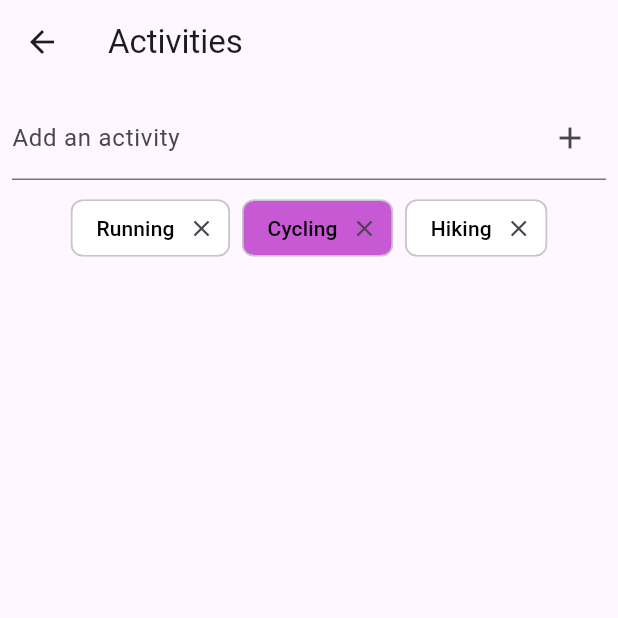
After one commit to Djeisen642/SpendTimeTogetherApp, a Flutter app: the ActivitiesView screen opened by its route, on a phone screen of 412 x 824 dp, the top half of it. The commit adds this screen. Run offline on Flutter 3.47's test engine with Material 3 defaults, Android fonts, the phone set to English and light mode, and no system bars; generated files the repository leaves out were written again.

Commit message:
feat: make the activities page feat: make the people view search filter the list

```diff
--- /dev/null
+++ b/lib/src/main_menu/activities_view.dart
@@ -0,0 +1,78 @@
+import 'package:flutter/material.dart';
+
+import '../models/activity.dart';
+
+class ActivitiesView extends StatefulWidget {
+  const ActivitiesView({
+    super.key,
+  });
+
+  static const routeName = '/activities';
+
+  @override
+  State<ActivitiesView> createState() => _PeopleDetailsViewState();
+}
+
+class _PeopleDetailsViewState extends State<ActivitiesView> {
+  final addActivityTextController = TextEditingController();
+  final addActivityTextFocus = FocusNode();
+
+  Set<Activity> activities = <Activity>{
+    Activity('Running'),
+    Activity('Cycling'),
+    Activity('Hiking'),
+  };
+
+  @override
+  void initState() {
+    super.initState();
+  }
+
+  @override
+  Widget build(BuildContext context) {
+    return Scaffold(
+        appBar: AppBar(
+          title: const Text('Activities'),
+        ),
+        body: Column(
+          children: [
+            Padding(
+              padding: const EdgeInsets.all(8.0),
+              child: TextField(
+                controller: addActivityTextController,
+                focusNode: addActivityTextFocus,
+                decoration: const InputDecoration(
+                  labelText: 'Add an activity',
+                  suffixIcon: Icon(Icons.add),
+                ),
+                onSubmitted: (String value) {
+                  setState(() {
+                    activities.add(Activity(value));
+                  });
+                  addActivityTextController.clear();
+                  addActivityTextFocus.requestFocus();
+                },
+              ),
+            ),
+            Wrap(
+              spacing: 8.0,
+              runSpacing: 4.0,
+              children: activities
+                  .map((activity) => InputChip(
+                        label: Text(activity.name),
+                        backgroundColor: activity.color,
+                        labelStyle: const TextStyle(
+                          color: Colors.black,
+                        ),
+                        onDeleted: () {
+                          setState(() {
+                            activities.remove(activity);
+                          });
+                        },
+                      ))
+                  .toList(),
+            ),
+          ],
+        ));
+  }
+}
--- /dev/null
+++ b/lib/src/models/activity.dart
@@ -0,0 +1,34 @@
+import 'package:flutter/material.dart';
+
+class Activity {
+  Activity(this.name) : color = _generateColor(name);
+
+  final String name;
+  final Color color;
+
+  static Color _generateColor(String name) {
+    final hash = name.hashCode;
+    final hue = hash % 360.0;
+    double saturation = 0.25 + (hash % 100) / 100;
+    if (saturation > 1.0) {
+      saturation = 1.0;
+    }
+    double lightness = 0.25 + (hash % 100) / 100;
+    if (lightness > 1.0) {
+      lightness = 1.0;
+    }
+
+    final hslColor = HSLColor.fromAHSL(1.0, hue, saturation, lightness);
+    return hslColor.toColor();
+  }
+
+  @override
+  bool operator ==(Object other) =>
+      identical(this, other) ||
+      other is Activity &&
+          runtimeType == other.runtimeType &&
+          name == other.name;
+
+  @override
+  int get hashCode => name.hashCode;
+}
```
Also changed, not shown: lib/src/app.dart (+5 -2 lines), lib/src/main_menu/main_menu_item_list_view.dart (+8 -2 lines), lib/src/main_menu/people_details_view.dart (+40 -20 lines), lib/src/models/person_item.dart (added, +29 -0 lines), lib/src/utils/person_item.dart (deleted, +0 -9 lines).
